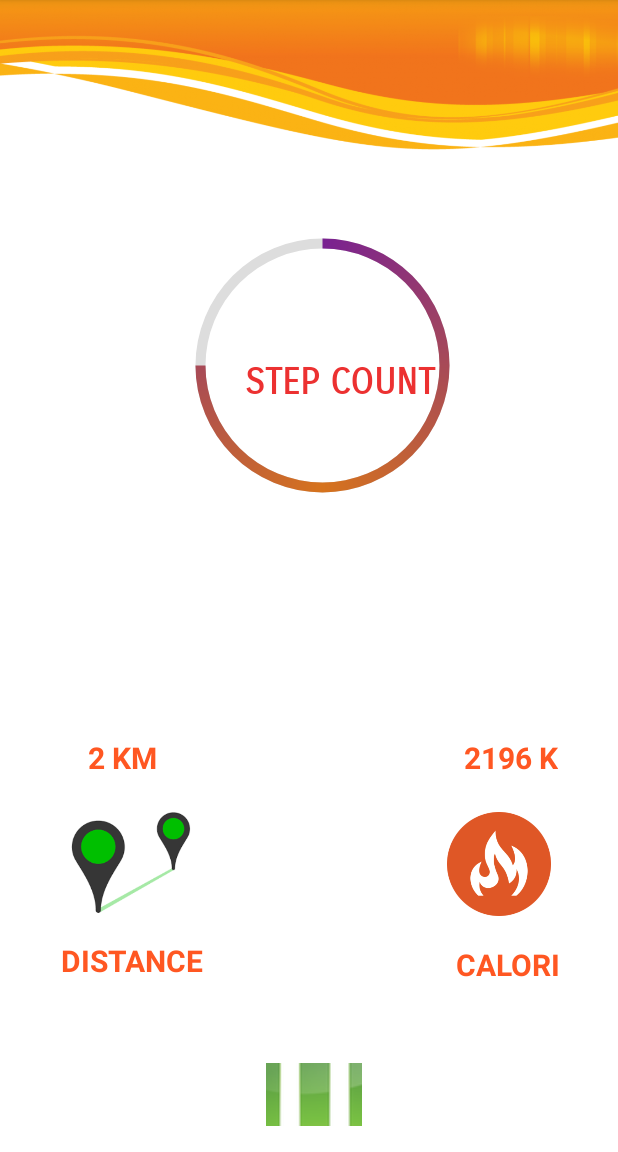
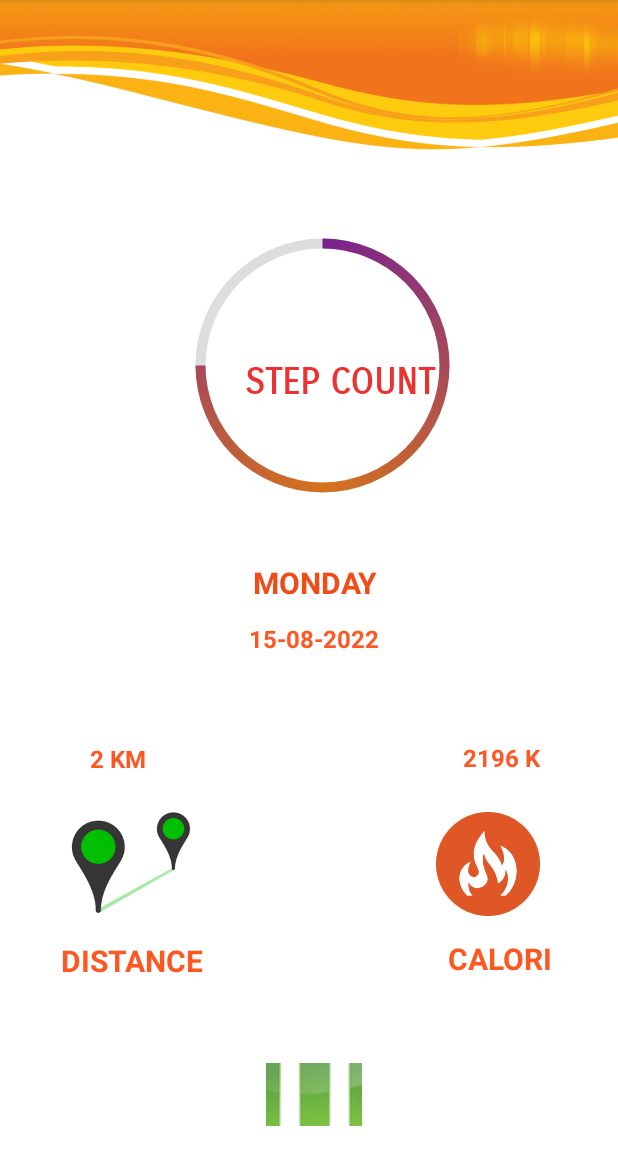
Before and after one commit to iRahulBairagi/PedoFitness-App, an Android app: the screen it shows after launch (MainActivity), on a phone screen of 412 x 824 dp, the part 84-1236 px from its top. Run offline under Robolectric (Android 15) with nearby library versions, the phone set to English and light mode, and no system bars.

Commit message:
last commit

```diff
--- a/PedoFitness/app/src/main/res/layout/activity_main.xml
+++ b/PedoFitness/app/src/main/res/layout/activity_main.xml
@@ -81,8 +81,8 @@
         android:layout_width="89dp"
         android:layout_height="39dp"
         android:layout_marginStart="24dp"
-        android:layout_marginTop="16dp"
-        android:layout_marginEnd="8dp"
+        android:layout_marginTop="45dp"
+        android:layout_marginEnd="16dp"
         android:text="CALORI"
         android:textAppearance="@style/TextAppearance.AppCompat.Body1"
         android:textColor="#FF5722"
@@ -91,10 +91,10 @@
         android:textStyle="bold"
         app:layout_constraintBottom_toBottomOf="parent"
         app:layout_constraintEnd_toEndOf="parent"
-        app:layout_constraintHorizontal_bias="0.963"
+        app:layout_constraintHorizontal_bias="0.972"
         app:layout_constraintStart_toStartOf="parent"
         app:layout_constraintTop_toTopOf="parent"
-        app:layout_constraintVertical_bias="0.861" />
+        app:layout_constraintVertical_bias="0.849" />
 
     <TextView
         android:id="@+id/textView4"
@@ -103,7 +103,7 @@
         android:text="2 KM"
         android:textColor="#FF5722"
         android:textColorHighlight="#FF5722"
-        android:textSize="20sp"
+        android:textSize="16sp"
         android:textStyle="bold"
         app:layout_constraintBottom_toBottomOf="parent"
         app:layout_constraintEnd_toEndOf="parent"
@@ -116,17 +116,17 @@
         android:id="@+id/textView5"
         android:layout_width="wrap_content"
         android:layout_height="wrap_content"
-        android:layout_marginEnd="40dp"
+        android:layout_marginEnd="52dp"
         android:text="2196 K"
         android:textColor="#FF5722"
         android:textColorHighlight="#FF5722"
         android:textDirection="firstStrong"
-        android:textSize="20sp"
+        android:textSize="16sp"
         android:textStyle="bold"
         app:layout_constraintBottom_toBottomOf="parent"
         app:layout_constraintEnd_toEndOf="parent"
         app:layout_constraintTop_toTopOf="parent"
-        app:layout_constraintVertical_bias="0.663" />
+        app:layout_constraintVertical_bias="0.662" />
 
     <ImageView
         android:id="@+id/imageView4"
@@ -157,6 +157,7 @@
         android:id="@+id/imageView"
         android:layout_width="80dp"
         android:layout_height="69dp"
+        android:layout_marginEnd="8dp"
         android:layout_marginBottom="8dp"
         app:layout_constraintBottom_toBottomOf="parent"
         app:layout_constraintEnd_toEndOf="parent"
@@ -165,6 +166,40 @@
         app:layout_constraintTop_toTopOf="parent"
         app:layout_constraintVertical_bias="0.784"
         app:srcCompat="@drawable/fire2" />
+
+    <TextView
+        android:id="@+id/textView8"
+        android:layout_width="wrap_content"
+        android:layout_height="wrap_content"
+        android:layout_marginStart="8dp"
+        android:layout_marginTop="8dp"
+        android:text="MONDAY"
+        android:textColor="#F14B17"
+        android:textDirection="firstStrong"
+        android:textSize="20sp"
+        android:textStyle="bold"
+        app:layout_constraintBottom_toBottomOf="parent"
+        app:layout_constraintEnd_toEndOf="parent"
+        app:layout_constraintHorizontal_bias="0.5"
+        app:layout_constraintStart_toStartOf="parent"
+        app:layout_constraintTop_toTopOf="parent" />
+
+    <TextView
+        android:id="@+id/textView9"
+        android:layout_width="wrap_content"
+        android:layout_height="wrap_content"
+        android:layout_marginStart="8dp"
+        android:text="15-08-2022"
+        android:textColor="#FF5722"
+        android:textColorHighlight="#FF5722"
+        android:textSize="16sp"
+        android:textStyle="bold"
+        app:layout_constraintBottom_toBottomOf="parent"
+        app:layout_constraintEnd_toEndOf="parent"
+        app:layout_constraintHorizontal_bias="0.498"
+        app:layout_constraintStart_toStartOf="parent"
+        app:layout_constraintTop_toTopOf="parent"
+        app:layout_constraintVertical_bias="0.556" />
 
     <!--        android:background="@drawable/background"--><![CDATA[
 <!--    android:title="GeeksForGeeks" />-->
--- a/PedoFitness/app/src/main/res/menu/main_menu.xml
+++ b/PedoFitness/app/src/main/res/menu/main_menu.xml
@@ -31,4 +31,5 @@
         android:id="@+id/about"
         android:icon="@drawable/ic_baseline_directions_run_24"
         android:title="About"></item>
+    <item android:title="Refresh" />
 </menu>
```
Also changed, not shown: 25 other files.
